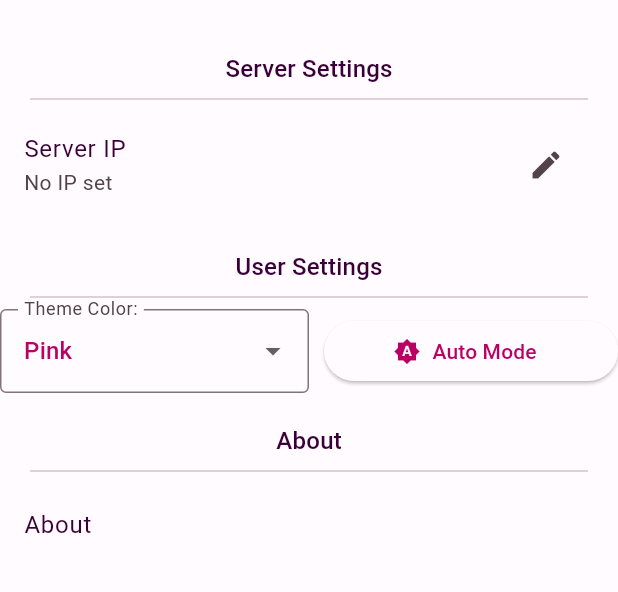
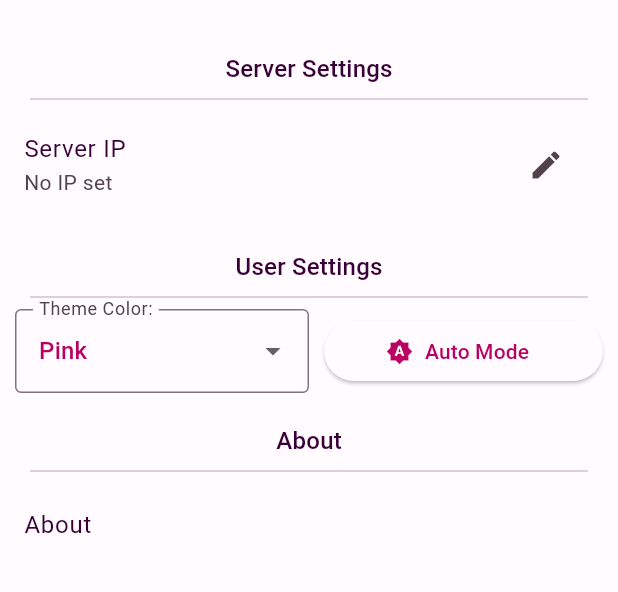
Before and after one commit to PLPOLAND/flutter_smarthome, a Flutter app: the SettingsScreen screen opened by its route, on a phone screen of 412 x 824 dp, the part 63-655 px from its top. Run offline on Flutter 3.47's test engine with Material 2 defaults, Android fonts, the phone set to English and light mode, and no system bars; drawn by our look-alikes of dynamic_color; our stand-ins replace bloc, dio, equatable, flutter_bloc, flutter_speed_dial, shared_preferences; accounts and stored records are empty.

Commit message:
fix settings row padding added

```diff
--- a/lib/themes/themes.dart
+++ b/lib/themes/themes.dart
@@ -465,7 +465,9 @@ class ThemesMenager with ChangeNotifier {
     bool isAutoBrightness = themeProviderListen.themeMode == ThemeMode.system;
 
     final dropdownState = GlobalKey<FormFieldState>();
-    return Row(
+    return Padding(
+      padding: const EdgeInsets.symmetric(horizontal: 10),
+      child: Row(
         mainAxisAlignment: MainAxisAlignment.spaceBetween,
         mainAxisSize: MainAxisSize.max,
         children: [
@@ -493,20 +495,20 @@ class ThemesMenager with ChangeNotifier {
                 DropdownMenuItem(
                   value: "green",
                   child: Text('Green',
-                    style:
-                        TextStyle(color: colorShemes["green_light"]!.primary)),
+                      style: TextStyle(
+                          color: colorShemes["green_light"]!.primary)),
                 ),
                 DropdownMenuItem(
                   value: "yellow",
                   child: Text('Yellow',
-                    style:
-                        TextStyle(color: colorShemes["yellow_light"]!.primary)),
+                      style: TextStyle(
+                          color: colorShemes["yellow_light"]!.primary)),
                 ),
                 DropdownMenuItem(
                   value: "purple",
                   child: Text('Purple',
-                    style:
-                        TextStyle(color: colorShemes["purple_light"]!.primary)),
+                      style: TextStyle(
+                          color: colorShemes["purple_light"]!.primary)),
                 ),
                 const DropdownMenuItem(
                   value: "dynamic",
@@ -575,6 +577,7 @@ class ThemesMenager with ChangeNotifier {
             ),
           ),
         ],
+      ),
     );
   }
 }
```
Lines whose indentation alone changed are shown as unchanged.
